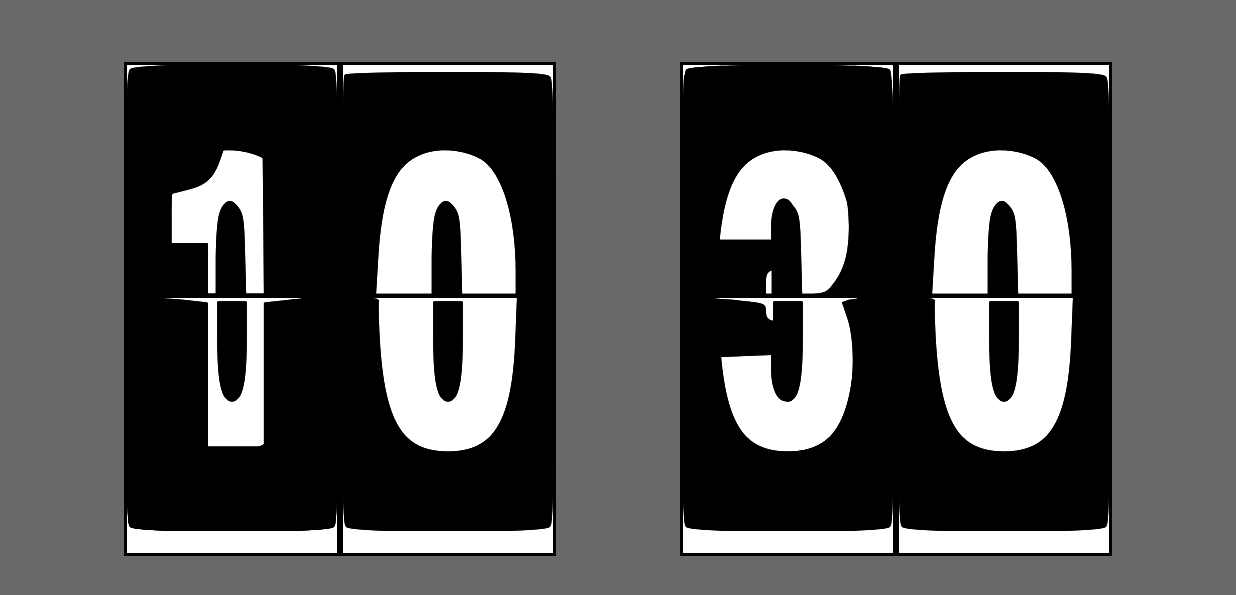
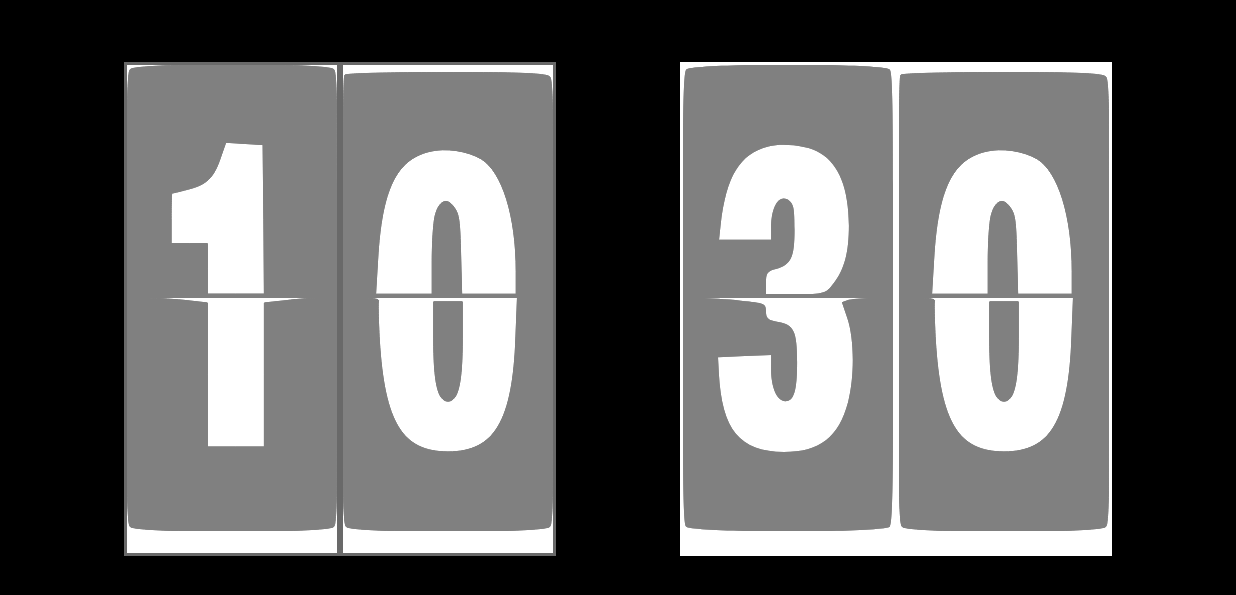
Before and after one commit to fabian4/Timer, an Android app: the screen it shows after launch (MainActivity), on a phone screen of 824 x 412 dp (held sideways). Shown: the top 595 px of the screen. Run offline under Robolectric (Android 15) with nearby library versions, the phone set to English and light mode, and no system bars.

Commit message:
fix 适配问题

```diff
--- a/app/src/main/java/com/fabian/timer/flip/Flip.kt
+++ b/app/src/main/java/com/fabian/timer/flip/Flip.kt
@@ -155,8 +155,8 @@ class Flip(
             8 -> resource = if (isUpper) R.drawable.ic_upper_8 else R.drawable.ic_lower_8
             9 -> resource = if (isUpper) R.drawable.ic_upper_9 else R.drawable.ic_lower_9
         }
-        image.setBackgroundResource(resource)
-//        image.setImageResource(resource)
+//        image.setBackgroundResource(resource)
+        image.setImageResource(resource)
     }
 
     override fun onAnimationEnd(animation: Animation) {
--- a/app/src/main/res/layout/activity_main.xml
+++ b/app/src/main/res/layout/activity_main.xml
@@ -4,7 +4,7 @@
     xmlns:tools="http://schemas.android.com/tools"
     android:layout_width="match_parent"
     android:layout_height="match_parent"
-    android:background="#696969"
+    android:background="#000000"
     tools:context=".MainActivity">
 
     <TextView
@@ -35,7 +35,7 @@
             android:layout_weight="1"
             android:gravity="center"
             app:isFast="true"
-            app:tintColor="#000000" />
+            app:tintColor="@color/grey" />
 
         <com.fabian.timer.flip.FlipDigit
             android:id="@+id/hours_2"
@@ -44,7 +44,7 @@
             android:layout_weight="1"
             android:gravity="center"
             app:isFast="true"
-            app:tintColor="#000000" />
+            app:tintColor="@color/grey" />
     </LinearLayout>
 
     <LinearLayout
@@ -66,7 +66,7 @@
             android:gravity="center"
             android:layout_weight="1"
             app:isFast="true"
-            app:tintColor="#000000"/>
+            app:tintColor="@color/grey"/>
         <com.fabian.timer.flip.FlipDigit
             android:id="@+id/minutes_2"
             android:layout_width="match_parent"
@@ -74,7 +74,7 @@
             android:gravity="center"
             android:layout_weight="1"
             app:isFast="true"
-            app:tintColor="#000000"/>
+            app:tintColor="@color/grey"/>
     </LinearLayout>
 
 </androidx.constraintlayout.widget.ConstraintLayout>
--- a/app/src/main/res/layout/view_flipmeter_spinner.xml
+++ b/app/src/main/res/layout/view_flipmeter_spinner.xml
@@ -3,7 +3,7 @@
     xmlns:android="http://schemas.android.com/apk/res/android"
     android:layout_width="wrap_content"
     android:layout_height="wrap_content"
-    android:background="@color/black"
+    android:background="@android:color/transparent"
     android:padding="2dp">
 
     <View
@@ -16,6 +16,7 @@
         android:layout_width="225dp"
         android:layout_height="155dp"
         android:scaleType="fitXY"
+        android:background="@android:color/transparent"
         android:src="@drawable/ic_upper_0"/>
 
     <ImageView
@@ -23,6 +24,7 @@
         android:layout_width="225dp"
         android:layout_height="155dp"
         android:scaleType="fitXY"
+        android:background="@android:color/transparent"
         android:layout_below="@+id/image_flip_back_upper"
         android:src="@drawable/ic_lower_0" />
 
@@ -30,15 +32,17 @@
         android:id="@+id/image_flip_front_upper"
         android:layout_width="225dp"
         android:layout_height="155dp"
+        android:background="@android:color/transparent"
         android:scaleType="fitXY"
-        android:src="@drawable/ic_upper_0"/>
+        android:src="@drawable/ic_upper_0" />
 
     <ImageView
         android:id="@+id/image_flip_front_lower"
         android:layout_width="225dp"
         android:layout_height="155dp"
+        android:layout_below="@+id/image_flip_front_upper"
+        android:background="@android:color/transparent"
         android:scaleType="fitXY"
-        android:layout_below="@+id/image_flip_front_upper"
         android:src="@drawable/ic_lower_0" />
 
 </RelativeLayout>
--- a/app/src/main/res/values/colors.xml
+++ b/app/src/main/res/values/colors.xml
@@ -7,4 +7,5 @@
     <color name="teal_700">#FF018786</color>
     <color name="black">#FF000000</color>
     <color name="white">#FFFFFFFF</color>
+    <color name="grey">#808080</color>
 </resources>
```
